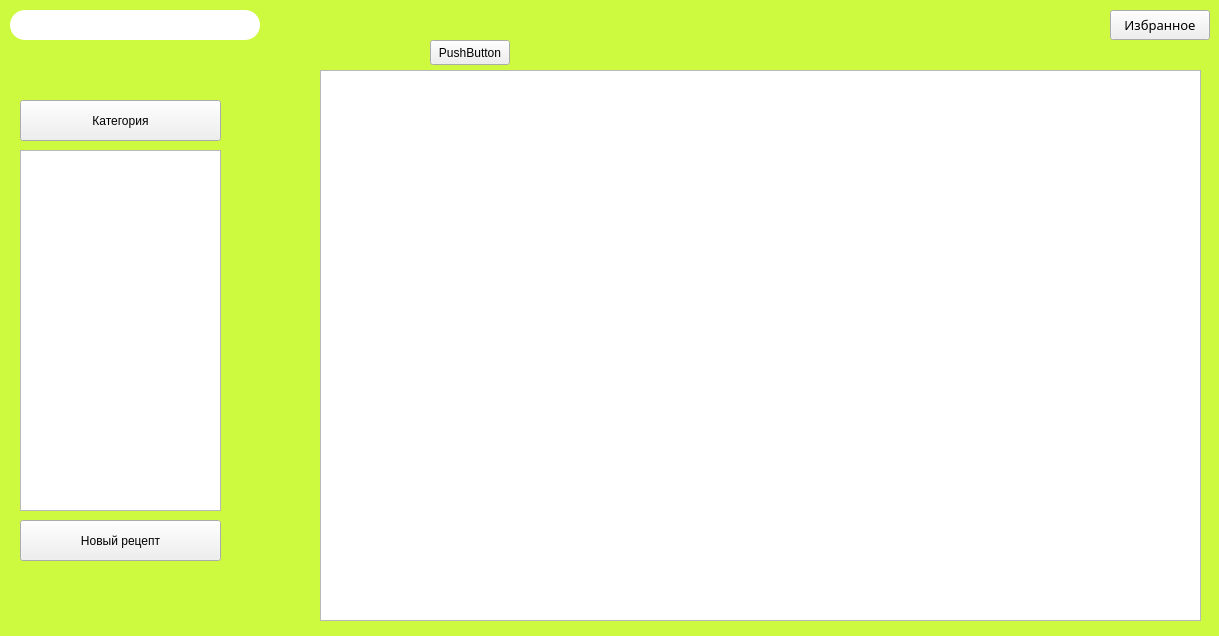
The window that Visual Programming/CourseWork/Part2/ReceptBook/mainwindow.ui (Krasnoffsky/Study) describes before a commit, drawn with Qt 5.
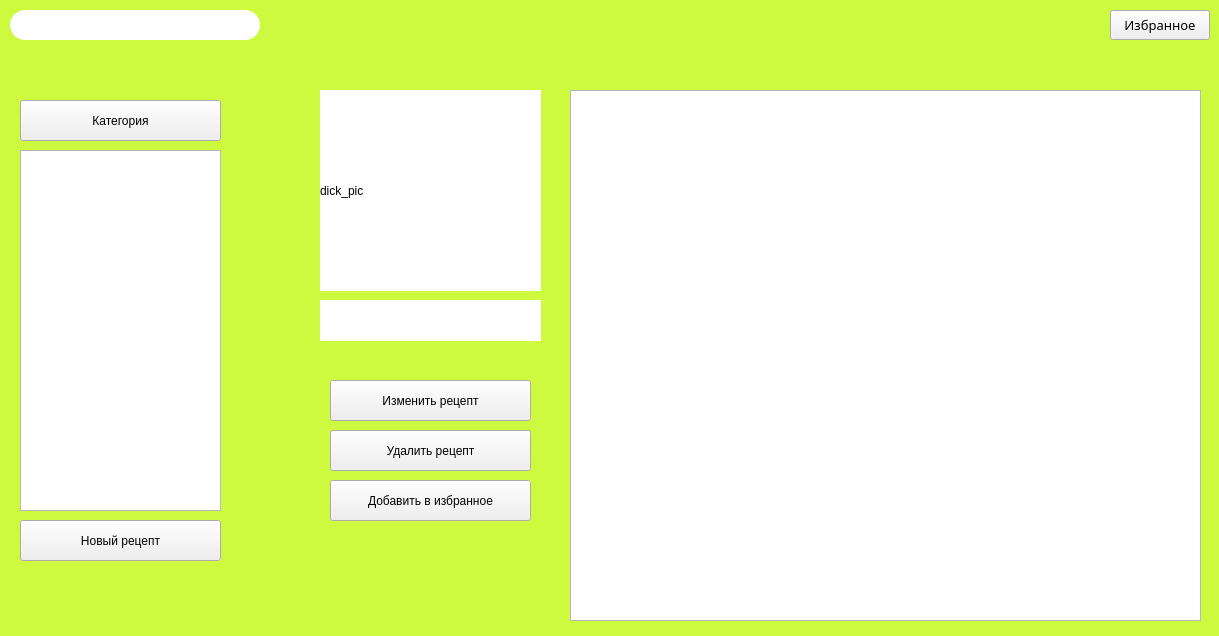
The same window after the commit.

Commit message: Add butoons for editing records in database. Add label for picture CourseWork VP

The edit to the form file:
```diff
--- a/Visual Programming/CourseWork/Part2/ReceptBook/mainwindow.ui
+++ b/Visual Programming/CourseWork/Part2/ReceptBook/mainwindow.ui
@@ -45,6 +45,8 @@
 	min-width: 250px;
 	max-width: 250px;
 	border-color: green }
+
+QLabel { background-color: white}
 </string>
   </property>
   <widget class="QWidget" name="centralwidget">
@@ -101,10 +103,10 @@
    <widget class="QTextEdit" name="outputBox">
     <property name="geometry">
      <rect>
-      <x>320</x>
-      <y>70</y>
-      <width>881</width>
-      <height>551</height>
+      <x>570</x>
+      <y>90</y>
+      <width>631</width>
+      <height>531</height>
      </rect>
     </property>
    </widget>
@@ -147,14 +149,66 @@
    <widget class="QPushButton" name="pushButton">
     <property name="geometry">
      <rect>
-      <x>430</x>
-      <y>40</y>
-      <width>80</width>
-      <height>25</height>
+      <x>330</x>
+      <y>480</y>
+      <width>201</width>
+      <height>41</height>
      </rect>
     </property>
     <property name="text">
-     <string>PushButton</string>
+     <string>Добавить в избранное</string>
+    </property>
+   </widget>
+   <widget class="QLabel" name="picLabel">
+    <property name="geometry">
+     <rect>
+      <x>320</x>
+      <y>90</y>
+      <width>221</width>
+      <height>201</height>
+     </rect>
+    </property>
+    <property name="text">
+     <string>dick_pic</string>
+    </property>
+   </widget>
+   <widget class="QPushButton" name="editButton">
+    <property name="geometry">
+     <rect>
+      <x>330</x>
+      <y>380</y>
+      <width>201</width>
+      <height>41</height>
+     </rect>
+    </property>
+    <property name="text">
+     <string>Изменить рецепт</string>
+    </property>
+   </widget>
+   <widget class="QPushButton" name="deleteButton">
+    <property name="geometry">
+     <rect>
+      <x>330</x>
+      <y>430</y>
+      <width>201</width>
+      <height>41</height>
+     </rect>
+    </property>
+    <property name="text">
+     <string>Удалить рецепт</string>
+    </property>
+   </widget>
+   <widget class="QLabel" name="nameLabel">
+    <property name="geometry">
+     <rect>
+      <x>320</x>
+      <y>300</y>
+      <width>221</width>
+      <height>41</height>
+     </rect>
+    </property>
+    <property name="text">
+     <string/>
     </property>
    </widget>
   </widget>
```
Left out of the diff: 2 changed lines with no effect on the pictures. The commit also changes 7 other files.
